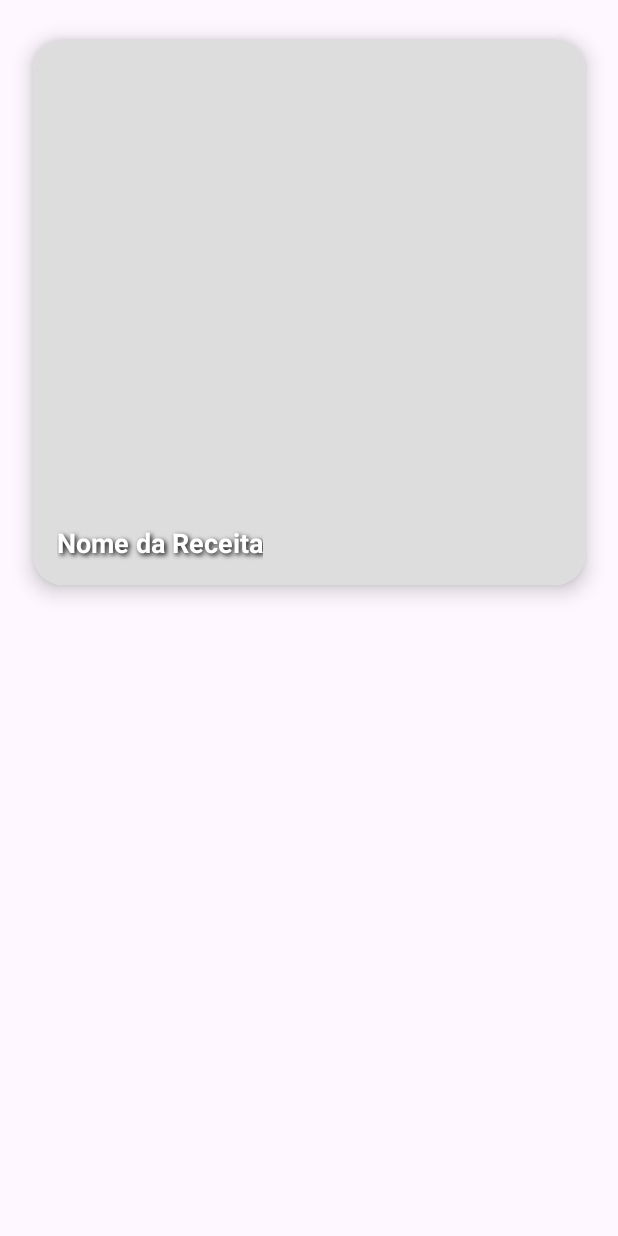
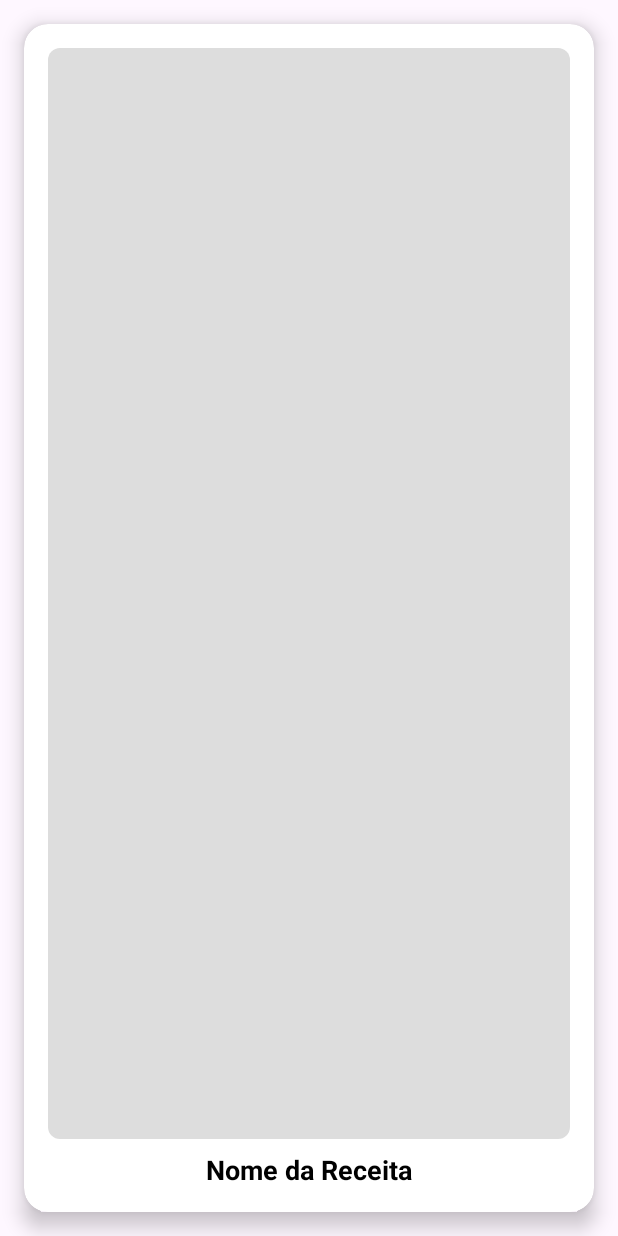
Before and after one commit to ratio-culinae-proj-final/RC-Android, an Android app: the layout card_receita_item.xml on its own in the app's theme, with its tools: preview values and no code run, on a phone screen of 412 x 824 dp. Run offline under Robolectric (Android 15) with nearby library versions, the phone set to English and light mode, and no system bars.

```diff
--- a/app/src/main/res/layout/card_receita_item.xml
+++ b/app/src/main/res/layout/card_receita_item.xml
@@ -1,37 +1,37 @@
 <?xml version="1.0" encoding="utf-8"?>
 <androidx.cardview.widget.CardView xmlns:android="http://schemas.android.com/apk/res/android"
+    xmlns:card_view="http://schemas.android.com/apk/res-auto"
     android:layout_width="match_parent"
-    android:layout_height="400dp"
-    xmlns:app="http://schemas.android.com/apk/res-auto"
-    android:layout_margin="8dp"
-    app:cardCornerRadius="20dp"
-    app:cardElevation="8dp"
-    app:cardUseCompatPadding="true">
+    android:layout_height="match_parent"
+    card_view:cardCornerRadius="16dp"
+    android:layout_margin="16dp"
+    card_view:cardElevation="8dp">
 
-    <RelativeLayout
+<LinearLayout
 android:layout_width="match_parent"
-        android:layout_height="match_parent">
+android:layout_height="match_parent"
+android:orientation="vertical"
+android:padding="16dp">
 
 <ImageView
     android:id="@+id/imgCardReceita"
     android:layout_width="match_parent"
-            android:layout_height="match_parent"
+    android:layout_height="0dp"
+    android:layout_weight="2"
     android:scaleType="centerCrop"
     android:src="@drawable/placeholder_receita" />
 
 <TextView
     android:id="@+id/tvCardNomeReceita"
-            android:layout_width="wrap_content"
+    android:layout_width="match_parent"
     android:layout_height="wrap_content"
     android:text="Nome da Receita"
-            android:textColor="@android:color/white"
+    android:textColor="@android:color/black"
     android:textSize="18sp"
     android:textStyle="bold"
-            android:layout_alignParentBottom="true"
-            android:layout_margin="16dp"
-            android:shadowColor="#000"
-            android:shadowDx="2"
-            android:shadowDy="2"
-            android:shadowRadius="4" />
-    </RelativeLayout>
+    android:paddingTop="8dp"
+    android:gravity="center"/>
+
+</LinearLayout>
+
     </androidx.cardview.widget.CardView>
```
Also changed, not shown: 1 other file. Lines whose indentation alone changed are shown as unchanged.
